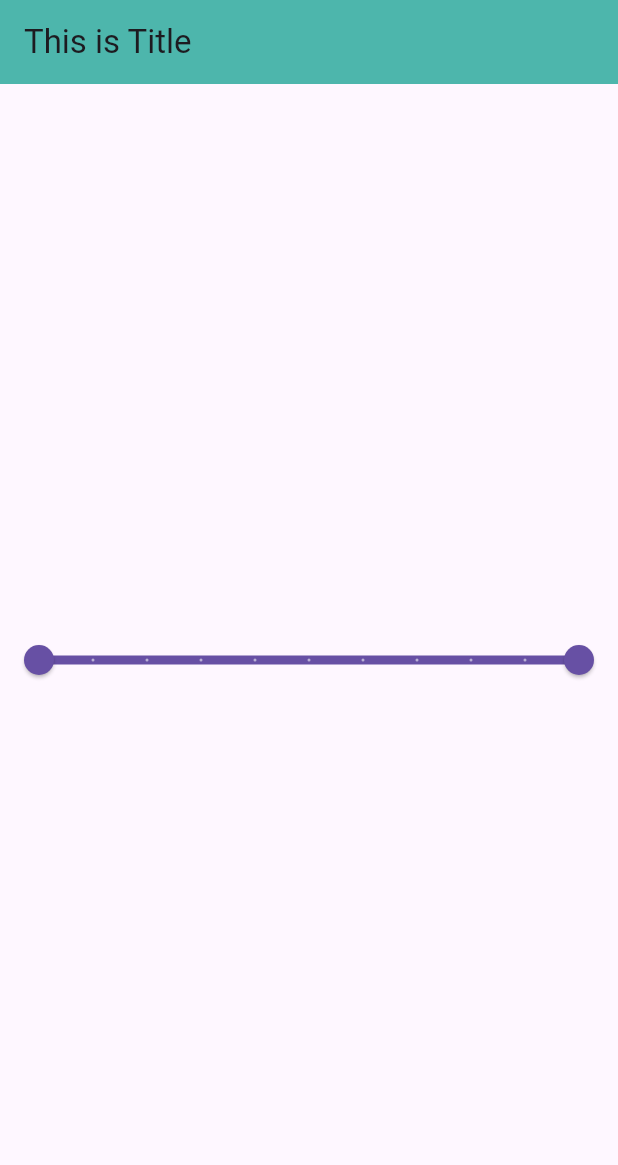
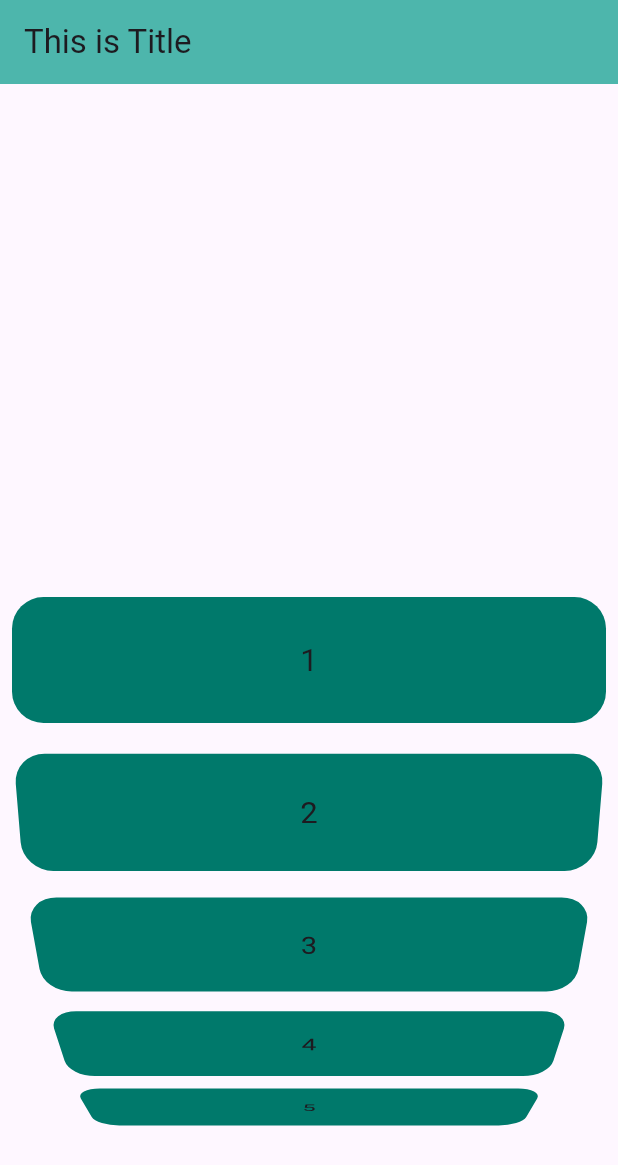
Before and after one commit to AsmaGhafoor/Flutter-Learning, a Flutter app: the screen it shows after launch, on a phone screen of 412 x 824 dp. Shown: the top 1165 px of the screen. Run offline on Flutter 3.47's test engine with Material 3 defaults, Android fonts, the phone set to English and light mode, and no system bars.

```diff
--- a/lib/main.dart
+++ b/lib/main.dart
@@ -28,11 +28,10 @@ class MyHomePage extends StatefulWidget{
 }
 
 class MyHomeState extends State<MyHomePage> {
-  RangeValues values = const RangeValues(0, 1);
+  var arrIndex =[1,2,3,4,5,6,7,8,9,10];
 
   @override
   Widget build(BuildContext context) {
-    RangeLabels labels=RangeLabels(values.start.toString(),values.end.toString());
     return Scaffold(
       appBar: AppBar(
         title: const Text('This is Title'),
@@ -40,19 +39,27 @@ class MyHomeState extends State<MyHomePage> {
       ),
 
       body: Center(
-        child: RangeSlider(
-          values: values,
-          labels: labels,
-          divisions: 10,
-          onChanged: (newValue){
-            values=newValue;
-            // ignore: avoid_print
-            print('${newValue.start}, ${newValue.end}');
-            setState( () {} );
-          }
+        child: ListWheelScrollView(
+          itemExtent: 100,
+          // children: [
+            // Container(
+            //   width: 100,
+            //   color: Colors.teal.shade700,
+            // ),
+          // ],
+          children: arrIndex.map((value) => Padding(
+            padding: const EdgeInsets.all(8.0),
+            child: Container(
+                width: double.infinity,
+                decoration: BoxDecoration(
+                  color: Colors.teal.shade700,
+                  borderRadius: BorderRadius.circular(21)
+                ),
+                child: Center(child: Text('$value', style: const TextStyle(fontSize: 21),)),
+            ),
+          )).toList(),
         ),
       )
-
     );
   }
 }
```
